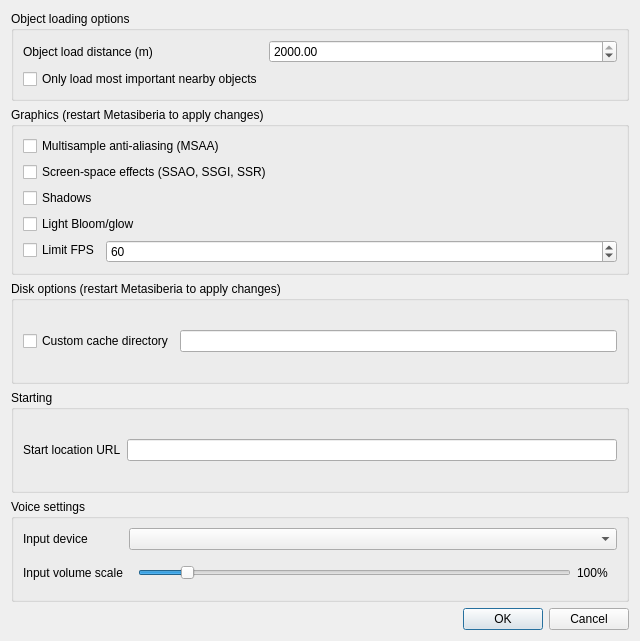
shipilovden/sub-metasiberia, file gui_client/MainOptionsDialog.ui: the form before one commit.
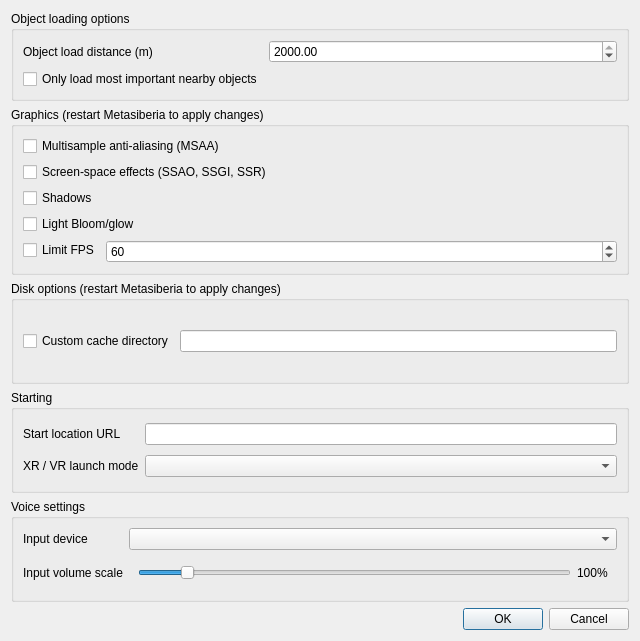
The form after the commit. Custom widgets are drawn as their Qt base class.

Patch:
```diff
--- a/gui_client/MainOptionsDialog.ui
+++ b/gui_client/MainOptionsDialog.ui
@@ -175,6 +175,16 @@
       <item row="0" column="1">
        <widget class="QLineEdit" name="startLocationURLLineEdit"/>
       </item>
+      <item row="1" column="0">
+       <widget class="QLabel" name="label_5">
+        <property name="text">
+         <string>XR / VR launch mode</string>
+        </property>
+       </widget>
+      </item>
+      <item row="1" column="1">
+       <widget class="QComboBox" name="xrLaunchModeComboBox"/>
+      </item>
      </layout>
     </widget>
    </item>
```
